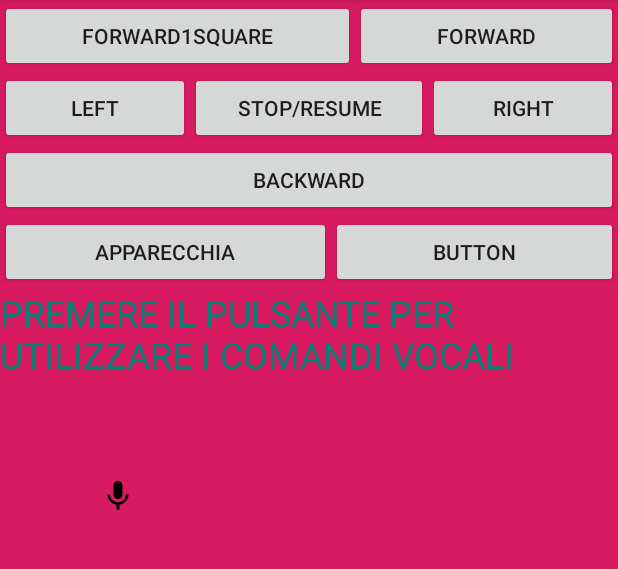
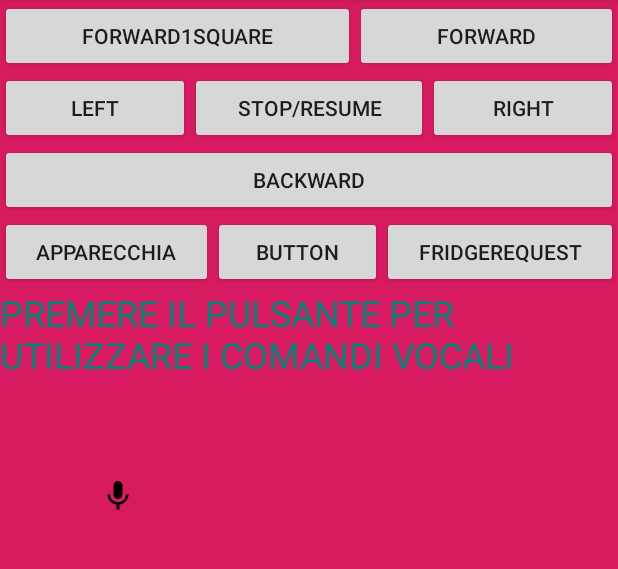
Before and after one commit to LorenzoBalducci96/ingegneriaDeiSistemiSoftware, an Android app: the screen it shows after launch (MainActivity), on a phone screen of 412 x 824 dp, the part 84-653 px from its top. Run offline under Robolectric (Android 15) with nearby library versions, the phone set to English and light mode, and no system bars; libraries missing offline, so code that uses them is left out: org.eclipse.paho; 3 statements that could not run were skipped.

Commit message:
realizzata l'infrastruttura per la gestione dei recvFoodMsgEvent, dopo aver interrogato il fridge vengono emessi dei messaggi MQTT che wrappano degli applMessage (infrastruttura qak) ma il payload dell'applMessage wrappa un comunicationMessage.

```diff
--- a/controllerIngSS/app/src/main/java/com/lorenzo/controlleringss/MainActivity.java
+++ b/controllerIngSS/app/src/main/java/com/lorenzo/controlleringss/MainActivity.java
@@ -32,6 +32,7 @@ public class MainActivity extends AppCompatActivity {
     Button forward1Square;
     Button sparecchia;
     Button apparecchia;
+    Button fridgeRequest;
 
     ImageButton record;
     TextView insertedText;
@@ -56,6 +57,7 @@ public class MainActivity extends AppCompatActivity {
         forward1Square = findViewById(R.id.forward1Square);
         sparecchia = findViewById(R.id.sparecchia);
         apparecchia = findViewById(R.id.apparecchia);
+        fridgeRequest = findViewById(R.id.fridgeRequest);
 
         connection = new MqttConnection(this.getApplicationContext());
 
@@ -100,6 +102,14 @@ public class MainActivity extends AppCompatActivity {
                 connection.SendCommand("unibo/qak/events", "msg(maitreCmd,event,frontend,none,maitreCmd(v),10)");
             }
         });
+
+        fridgeRequest.setOnClickListener(new View.OnClickListener() {
+            @Override
+            public void onClick(View v) {
+                connection.SendCommand("unibo/qak/events", "msg(fridgeRequest,event,frontend,none,fridgeRequest(l),10)");
+            }
+        });
+
 
         right.setOnClickListener(new View.OnClickListener() {
             @Override
--- a/controllerIngSS/app/src/main/res/layout/activity_main.xml
+++ b/controllerIngSS/app/src/main/res/layout/activity_main.xml
@@ -90,6 +90,13 @@
             android:layout_weight="1"
             android:text="Button"
             tools:text="sparecchia" />
+
+        <Button
+            android:id="@+id/fridgeRequest"
+            android:layout_width="wrap_content"
+            android:layout_height="wrap_content"
+            android:layout_weight="1"
+            android:text="fridgeRequest" />
     </LinearLayout>
 
     <LinearLayout
```
Also changed, not shown: 4 other files.
